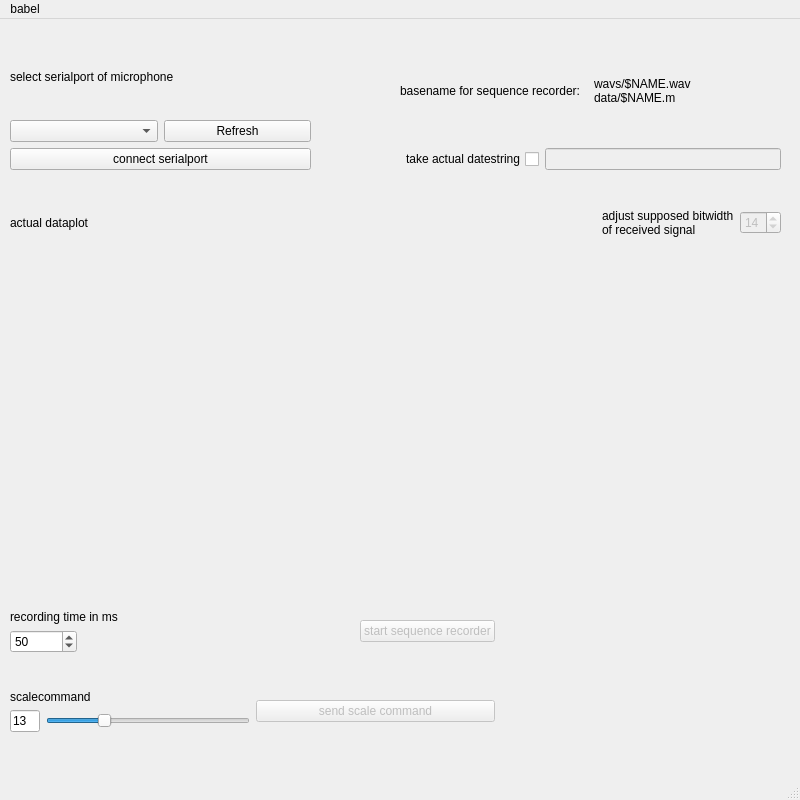
Before: the Qt Designer form gui.ui in marvin2k/guibabel, drawn with Qt 5.
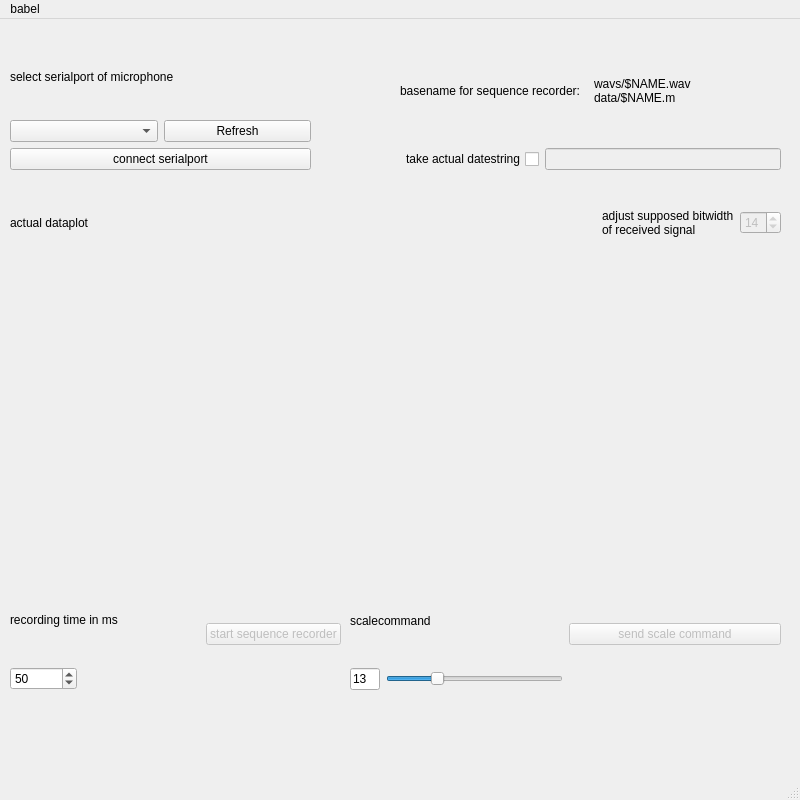
After: the same form once the commit is applied. Custom widgets are drawn as their Qt base class.

```diff
--- a/gui.ui
+++ b/gui.ui
@@ -210,85 +210,15 @@
      </item>
     </layout>
    </widget>
-   <widget class="QWidget" name="verticalLayoutWidget_5">
+   <widget class="QWidget" name="">
     <property name="geometry">
      <rect>
-      <x>10</x>
+      <x>350</x>
       <y>560</y>
-      <width>485</width>
-      <height>184</height>
+      <width>431</width>
+      <height>111</height>
      </rect>
     </property>
-    <layout class="QVBoxLayout" name="verticalLayout_5">
-     <item>
-      <layout class="QHBoxLayout" name="horizontalLayout_4">
-       <item>
-        <layout class="QVBoxLayout" name="verticalLayout_6">
-         <item>
-          <widget class="QLabel" name="label_5">
-           <property name="text">
-            <string>recording time in ms</string>
-           </property>
-          </widget>
-         </item>
-         <item>
-          <layout class="QHBoxLayout" name="horizontalLayout_8">
-           <item>
-            <widget class="QSpinBox" name="spinBox_sequence_recorder_runtime">
-             <property name="enabled">
-              <bool>true</bool>
-             </property>
-             <property name="maximum">
-              <number>100000</number>
-             </property>
-             <property name="value">
-              <number>50</number>
-             </property>
-            </widget>
-           </item>
-           <item>
-            <spacer name="horizontalSpacer">
-             <property name="orientation">
-              <enum>Qt::Horizontal</enum>
-             </property>
-             <property name="sizeHint" stdset="0">
-              <size>
-               <width>40</width>
-               <height>20</height>
-              </size>
-             </property>
-            </spacer>
-           </item>
-          </layout>
-         </item>
-        </layout>
-       </item>
-       <item>
-        <spacer name="horizontalSpacer_3">
-         <property name="orientation">
-          <enum>Qt::Horizontal</enum>
-         </property>
-         <property name="sizeHint" stdset="0">
-          <size>
-           <width>40</width>
-           <height>20</height>
-          </size>
-         </property>
-        </spacer>
-       </item>
-       <item>
-        <widget class="QPushButton" name="pushButton_start_sequence_recorder">
-         <property name="enabled">
-          <bool>false</bool>
-         </property>
-         <property name="text">
-          <string>start sequence recorder</string>
-         </property>
-        </widget>
-       </item>
-      </layout>
-     </item>
-     <item>
       <layout class="QHBoxLayout" name="horizontalLayout_6">
        <item>
         <layout class="QVBoxLayout" name="verticalLayout_7">
@@ -360,6 +290,80 @@
         </widget>
        </item>
       </layout>
+   </widget>
+   <widget class="QWidget" name="">
+    <property name="geometry">
+     <rect>
+      <x>10</x>
+      <y>560</y>
+      <width>331</width>
+      <height>111</height>
+     </rect>
+    </property>
+    <layout class="QHBoxLayout" name="horizontalLayout_4">
+     <item>
+      <layout class="QVBoxLayout" name="verticalLayout_6">
+       <item>
+        <widget class="QLabel" name="label_5">
+         <property name="text">
+          <string>recording time in ms</string>
+         </property>
+        </widget>
+       </item>
+       <item>
+        <layout class="QHBoxLayout" name="horizontalLayout_8">
+         <item>
+          <widget class="QSpinBox" name="spinBox_sequence_recorder_runtime">
+           <property name="enabled">
+            <bool>true</bool>
+           </property>
+           <property name="maximum">
+            <number>100000</number>
+           </property>
+           <property name="value">
+            <number>50</number>
+           </property>
+          </widget>
+         </item>
+         <item>
+          <spacer name="horizontalSpacer">
+           <property name="orientation">
+            <enum>Qt::Horizontal</enum>
+           </property>
+           <property name="sizeHint" stdset="0">
+            <size>
+             <width>40</width>
+             <height>20</height>
+            </size>
+           </property>
+          </spacer>
+         </item>
+        </layout>
+       </item>
+      </layout>
+     </item>
+     <item>
+      <spacer name="horizontalSpacer_3">
+       <property name="orientation">
+        <enum>Qt::Horizontal</enum>
+       </property>
+       <property name="sizeHint" stdset="0">
+        <size>
+         <width>40</width>
+         <height>20</height>
+        </size>
+       </property>
+      </spacer>
+     </item>
+     <item>
+      <widget class="QPushButton" name="pushButton_start_sequence_recorder">
+       <property name="enabled">
+        <bool>false</bool>
+       </property>
+       <property name="text">
+        <string>start sequence recorder</string>
+       </property>
+      </widget>
      </item>
     </layout>
    </widget>
```
Lines whose indentation alone changed are shown as unchanged.
